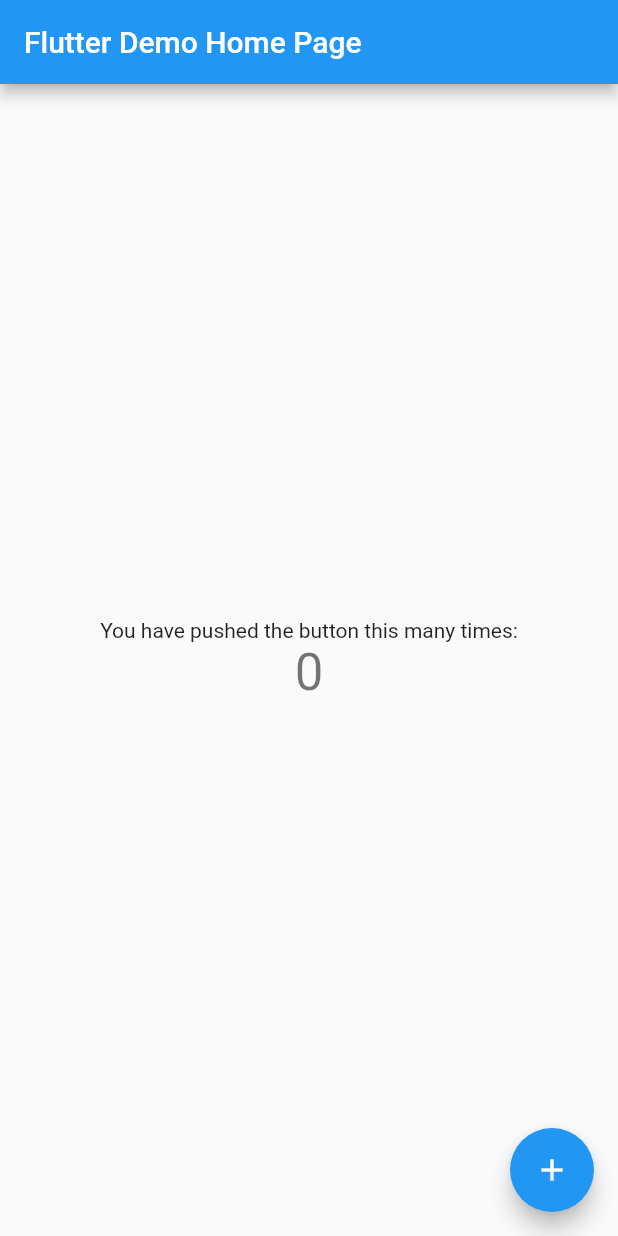
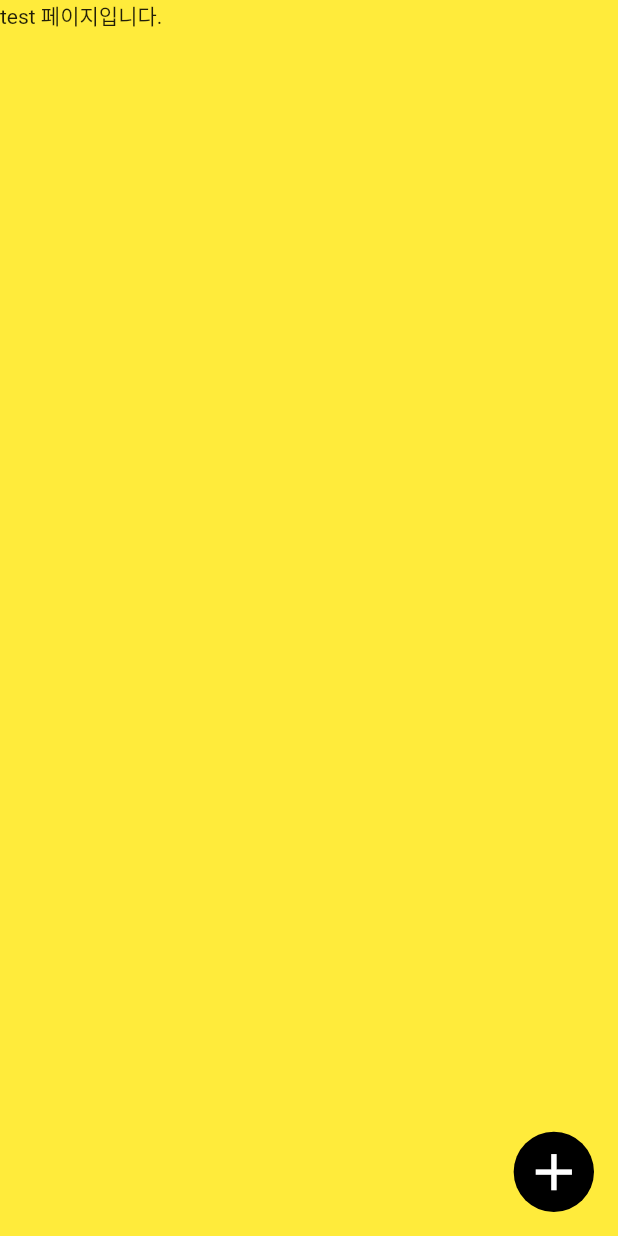
Before and after one commit to leecr1215/Flutter-Reporter, a Flutter app: the screen it shows after launch, on a phone screen of 412 x 824 dp. Run offline on Flutter 3.47's test engine with Material 2 defaults, Android fonts, the light colour scheme and no system bars; drawn by our look-alikes of flutter_speed_dial.

Commit message:
feat: add FAB and Wrapper widget

```diff
--- /dev/null
+++ b/lib/fab.dart
@@ -0,0 +1,42 @@
+import 'package:flutter/material.dart';
+import 'package:flutter_speed_dial/flutter_speed_dial.dart';
+
+class FAB extends StatelessWidget {
+  const FAB({Key? key}) : super(key: key);
+
+  @override
+  Widget build(BuildContext context) {
+    double screenWidth = MediaQuery.of(context).size.width;
+    return SpeedDial(
+      elevation: 0,
+      backgroundColor: Colors.black,
+      icon: Icons.add,
+      iconTheme: IconThemeData(size: screenWidth * 0.1),
+      animatedIconTheme: IconThemeData(size: screenWidth * 0.1),
+      activeIcon: Icons.close,
+      buttonSize: Size(screenWidth * 0.13, screenWidth * 0.13),
+      childrenButtonSize: Size(screenWidth * 0.13, screenWidth * 0.13),
+      spaceBetweenChildren: 6,
+      childPadding: const EdgeInsets.all(0),
+      overlayOpacity: 0,
+      children: [
+        SpeedDialChild(
+            backgroundColor: Colors.transparent,
+            elevation: 0,
+            child: Icon(
+              Icons.photo_camera,
+              size: screenWidth * 0.13,
+            ),
+            onTap: () => print("CAPTURE")),
+        SpeedDialChild(
+            backgroundColor: Colors.transparent,
+            elevation: 0,
+            child: Icon(
+              Icons.folder_open,
+              size: screenWidth * 0.13,
+            ),
+            onTap: () => print("FILE")),
+      ],
+    );
+  }
+}
--- a/lib/main.dart
+++ b/lib/main.dart
@@ -1,4 +1,5 @@
 import 'package:flutter/material.dart';
+import 'fab.dart';
 
 void main() {
   runApp(const MyApp());
@@ -7,109 +8,35 @@
 class MyApp extends StatelessWidget {
   const MyApp({Key? key}) : super(key: key);
 
-  // This widget is the root of your application.
   @override
   Widget build(BuildContext context) {
     return MaterialApp(
+      debugShowCheckedModeBanner: false,
       title: 'Flutter Demo',
       theme: ThemeData(
-        // This is the theme of your application.
-        //
-        // Try running your application with "flutter run". You'll see the
-        // application has a blue toolbar. Then, without quitting the app, try
-        // changing the primarySwatch below to Colors.green and then invoke
-        // "hot reload" (press "r" in the console where you ran "flutter run",
-        // or simply save your changes to "hot reload" in a Flutter IDE).
-        // Notice that the counter didn't reset back to zero; the application
-        // is not restarted.
         primarySwatch: Colors.blue,
       ),
-      home: const MyHomePage(title: 'Flutter Demo Home Page'),
+      home: const MyHomePage(),
     );
   }
 }
 
-class MyHomePage extends StatefulWidget {
-  const MyHomePage({Key? key, required this.title}) : super(key: key);
-
-  // This widget is the home page of your application. It is stateful, meaning
-  // that it has a State object (defined below) that contains fields that affect
-  // how it looks.
-
-  // This class is the configuration for the state. It holds the values (in this
-  // case the title) provided by the parent (in this case the App widget) and
-  // used by the build method of the State. Fields in a Widget subclass are
-  // always marked "final".
-
-  final String title;
-
-  @override
-  State<MyHomePage> createState() => _MyHomePageState();
-}
-
-class _MyHomePageState extends State<MyHomePage> {
-  int _counter = 0;
-
-  void _incrementCounter() {
-    setState(() {
-      // This call to setState tells the Flutter framework that something has
-      // changed in this State, which causes it to rerun the build method below
-      // so that the display can reflect the updated values. If we changed
-      // _counter without calling setState(), then the build method would not be
-      // called again, and so nothing would appear to happen.
-      _counter++;
-    });
-  }
+class MyHomePage extends StatelessWidget {
+  const MyHomePage({Key? key}) : super(key: key);
 
   @override
   Widget build(BuildContext context) {
-    // This method is rerun every time setState is called, for instance as done
-    // by the _incrementCounter method above.
-    //
-    // The Flutter framework has been optimized to make rerunning build methods
-    // fast, so that you can just rebuild anything that needs updating rather
-    // than having to individually change instances of widgets.
+    double screenWidth = MediaQuery.of(context).size.width;
+    double screenHeight = MediaQuery.of(context).size.height;
+    double appBarHeight = AppBar().preferredSize.height;
+
     return Scaffold(
-      appBar: AppBar(
-        // Here we take the value from the MyHomePage object that was created by
-        // the App.build method, and use it to set our appbar title.
-        title: Text(widget.title),
-      ),
-      body: Center(
-        // Center is a layout widget. It takes a single child and positions it
-        // in the middle of the parent.
-        child: Column(
-          // Column is also a layout widget. It takes a list of children and
-          // arranges them vertically. By default, it sizes itself to fit its
-          // children horizontally, and tries to be as tall as its parent.
-          //
-          // Invoke "debug painting" (press "p" in the console, choose the
-          // "Toggle Debug Paint" action from the Flutter Inspector in Android
-          // Studio, or the "Toggle Debug Paint" command in Visual Studio Code)
-          // to see the wireframe for each widget.
-          //
-          // Column has various properties to control how it sizes itself and
-          // how it positions its children. Here we use mainAxisAlignment to
-          // center the children vertically; the main axis here is the vertical
-          // axis because Columns are vertical (the cross axis would be
-          // horizontal).
-          mainAxisAlignment: MainAxisAlignment.center,
-          children: <Widget>[
-            const Text(
-              'You have pushed the button this many times:',
-            ),
-            Text(
-              '$_counter',
-              style: Theme.of(context).textTheme.headline4,
-            ),
-          ],
-        ),
-      ),
-      floatingActionButton: FloatingActionButton(
-        onPressed: _incrementCounter,
-        tooltip: 'Increment',
-        child: const Icon(Icons.add),
-      ), // This trailing comma makes auto-formatting nicer for build methods.
+      body: Container(
+          width: screenWidth,
+          height: screenHeight,
+          decoration: BoxDecoration(color: Colors.yellow),
+          child: Text("test 페이지입니다.")),
+      floatingActionButton: FAB(),
     );
   }
 }
--- a/pubspec.yaml
+++ b/pubspec.yaml
@@ -33,11 +33,12 @@
   # The following adds the Cupertino Icons font to your application.
   # Use with the CupertinoIcons class for iOS style icons.
   cupertino_icons: ^1.0.2
+  path_provider: ^1.1.0
+  flutter_speed_dial: ^5.1.0
 
 dev_dependencies:
   flutter_test:
     sdk: flutter
-  unicorndial: ^1.1.5
   # The "flutter_lints" package below contains a set of recommended lints to
   # encourage good coding practices. The lint set provided by the package is
   # activated in the `analysis_options.yaml` file located at the root of your
```
Also changed, not shown: pubspec.lock, 1 other file.
